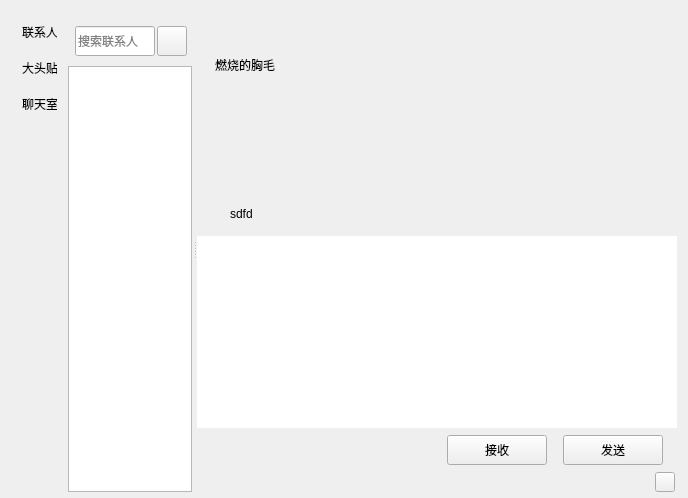
CNGoSeI/IMClient, file Resource/Skin/ChatWgt.ui: the form before one commit.
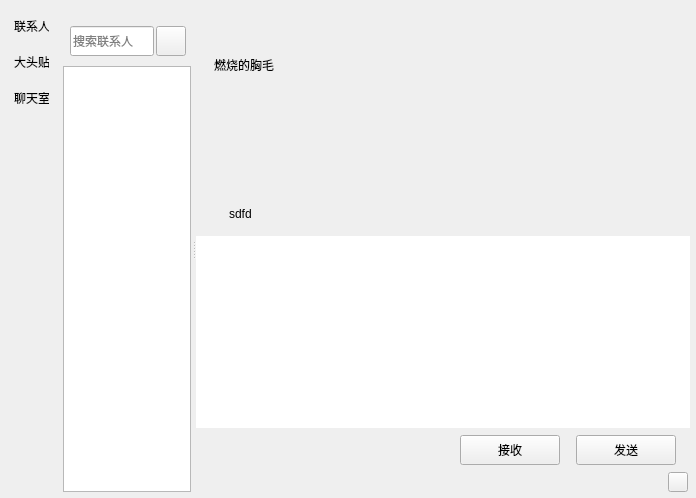
The form after the commit. Icons and pictures are not drawn. Custom widgets are drawn as their Qt base class.

What changed in the file:
```diff
--- a/Resource/Skin/ChatWgt.ui
+++ b/Resource/Skin/ChatWgt.ui
@@ -6,7 +6,7 @@
    <rect>
     <x>0</x>
     <y>0</y>
-    <width>688</width>
+    <width>696</width>
     <height>498</height>
    </rect>
   </property>
@@ -23,9 +23,15 @@
    <double>1.000000000000000</double>
   </property>
   <layout class="QVBoxLayout" name="verticalLayout">
+   <property name="leftMargin">
+    <number>6</number>
+   </property>
    <property name="topMargin">
     <number>6</number>
    </property>
+   <property name="rightMargin">
+    <number>6</number>
+   </property>
    <property name="bottomMargin">
     <number>6</number>
    </property>
@@ -87,16 +93,16 @@
            </property>
            <layout class="QVBoxLayout" name="verticalLayout_4">
             <property name="leftMargin">
-             <number>8</number>
+             <number>0</number>
             </property>
             <property name="topMargin">
-             <number>6</number>
+             <number>0</number>
             </property>
             <property name="rightMargin">
              <number>0</number>
             </property>
             <property name="bottomMargin">
-             <number>6</number>
+             <number>0</number>
             </property>
             <item>
              <widget class="QWidget" name="widget_2" native="true">
@@ -123,13 +129,13 @@
                 <number>1</number>
                </property>
                <property name="leftMargin">
-                <number>3</number>
+                <number>8</number>
                </property>
                <property name="topMargin">
                 <number>2</number>
                </property>
                <property name="rightMargin">
-                <number>2</number>
+                <number>4</number>
                </property>
                <property name="bottomMargin">
                 <number>2</number>
```
